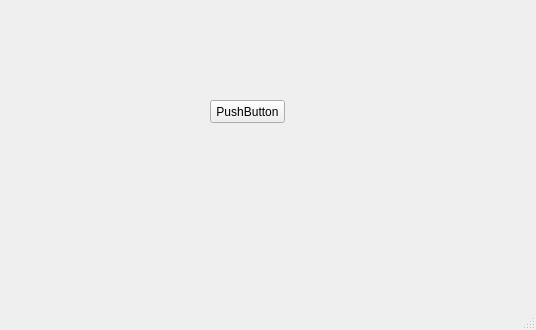
Old version of the form main.ui in the repository KongGuRE/Simple-image-process.
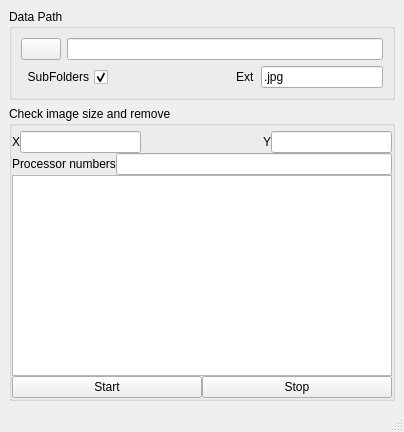
New version of the form.

Commit message:
feat(ui, simploe_image_process.py): add ui program
bady

end

```diff
--- a/main.ui
+++ b/main.ui
@@ -6,27 +6,189 @@
    <rect>
     <x>0</x>
     <y>0</y>
-    <width>536</width>
-    <height>330</height>
+    <width>404</width>
+    <height>432</height>
    </rect>
   </property>
   <property name="windowTitle">
    <string>MainWindow</string>
   </property>
   <widget class="QWidget" name="centralwidget">
-   <widget class="QPushButton" name="pushButton">
-    <property name="geometry">
-     <rect>
-      <x>210</x>
-      <y>100</y>
-      <width>75</width>
-      <height>23</height>
-     </rect>
-    </property>
-    <property name="text">
-     <string>PushButton</string>
-    </property>
-   </widget>
+   <layout class="QGridLayout" name="gridLayout_3">
+    <item row="0" column="0">
+     <widget class="QGroupBox" name="gridGroupBox">
+      <property name="title">
+       <string>Data Path</string>
+      </property>
+      <layout class="QGridLayout" name="gridLayout">
+       <item row="0" column="1">
+        <widget class="QPushButton" name="pushButton">
+         <property name="text">
+          <string/>
+         </property>
+        </widget>
+       </item>
+       <item row="0" column="2">
+        <widget class="QLineEdit" name="le_datapath"/>
+       </item>
+       <item row="1" column="1" colspan="2">
+        <layout class="QHBoxLayout" name="horizontalLayout">
+         <item>
+          <widget class="QCheckBox" name="ckb_subfolders">
+           <property name="layoutDirection">
+            <enum>Qt::RightToLeft</enum>
+           </property>
+           <property name="text">
+            <string>SubFolders</string>
+           </property>
+           <property name="checked">
+            <bool>true</bool>
+           </property>
+          </widget>
+         </item>
+         <item>
+          <spacer name="horizontalSpacer">
+           <property name="orientation">
+            <enum>Qt::Horizontal</enum>
+           </property>
+           <property name="sizeHint" stdset="0">
+            <size>
+             <width>40</width>
+             <height>20</height>
+            </size>
+           </property>
+          </spacer>
+         </item>
+         <item>
+          <widget class="QLabel" name="label">
+           <property name="text">
+            <string>Ext</string>
+           </property>
+           <property name="textFormat">
+            <enum>Qt::AutoText</enum>
+           </property>
+          </widget>
+         </item>
+         <item>
+          <widget class="QLineEdit" name="le_ext">
+           <property name="text">
+            <string>.jpg</string>
+           </property>
+          </widget>
+         </item>
+        </layout>
+       </item>
+      </layout>
+     </widget>
+    </item>
+    <item row="1" column="0">
+     <widget class="QGroupBox" name="gridGroupBox">
+      <property name="title">
+       <string>Check image size and remove</string>
+      </property>
+      <layout class="QGridLayout" name="gridLayout_2">
+       <property name="leftMargin">
+        <number>0</number>
+       </property>
+       <property name="topMargin">
+        <number>5</number>
+       </property>
+       <property name="rightMargin">
+        <number>0</number>
+       </property>
+       <property name="bottomMargin">
+        <number>0</number>
+       </property>
+       <property name="horizontalSpacing">
+        <number>1</number>
+       </property>
+       <property name="verticalSpacing">
+        <number>6</number>
+       </property>
+       <item row="0" column="0">
+        <layout class="QVBoxLayout" name="verticalLayout">
+         <item>
+          <layout class="QHBoxLayout" name="horizontalLayout_2">
+           <item>
+            <widget class="QLabel" name="label_2">
+             <property name="text">
+              <string>X</string>
+             </property>
+            </widget>
+           </item>
+           <item>
+            <widget class="QLineEdit" name="le_x_size"/>
+           </item>
+           <item>
+            <spacer name="horizontalSpacer_2">
+             <property name="orientation">
+              <enum>Qt::Horizontal</enum>
+             </property>
+             <property name="sizeHint" stdset="0">
+              <size>
+               <width>40</width>
+               <height>20</height>
+              </size>
+             </property>
+            </spacer>
+           </item>
+           <item>
+            <widget class="QLabel" name="label_3">
+             <property name="text">
+              <string>Y</string>
+             </property>
+            </widget>
+           </item>
+           <item>
+            <widget class="QLineEdit" name="le_y_size"/>
+           </item>
+          </layout>
+         </item>
+         <item>
+          <layout class="QHBoxLayout" name="horizontalLayout_4">
+           <item>
+            <widget class="QLabel" name="label_4">
+             <property name="text">
+              <string>Processor numbers</string>
+             </property>
+            </widget>
+           </item>
+           <item>
+            <widget class="QLineEdit" name="le_Processor_numbers">
+             <property name="text">
+              <string/>
+             </property>
+            </widget>
+           </item>
+          </layout>
+         </item>
+         <item>
+          <widget class="QTextBrowser" name="textBrowser"/>
+         </item>
+         <item>
+          <layout class="QHBoxLayout" name="horizontalLayout_5">
+           <item>
+            <widget class="QPushButton" name="btn_main_start">
+             <property name="text">
+              <string>Start</string>
+             </property>
+            </widget>
+           </item>
+           <item>
+            <widget class="QPushButton" name="btn_main_stop">
+             <property name="text">
+              <string>Stop</string>
+             </property>
+            </widget>
+           </item>
+          </layout>
+         </item>
+        </layout>
+       </item>
+      </layout>
+     </widget>
+    </item>
+   </layout>
   </widget>
   <widget class="QMenuBar" name="menubar">
    <property name="geometry">
```
Left out of the diff: 4 changed lines with no effect on the pictures. The commit also changes 996 other files.
